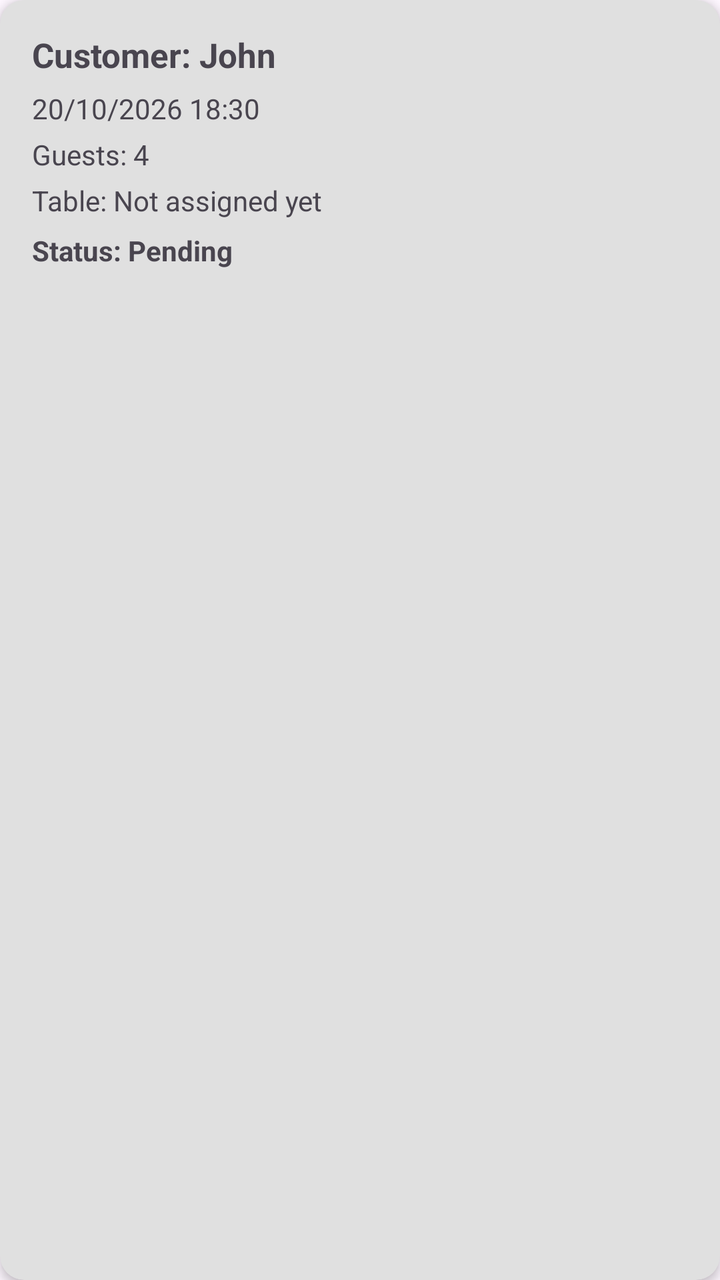
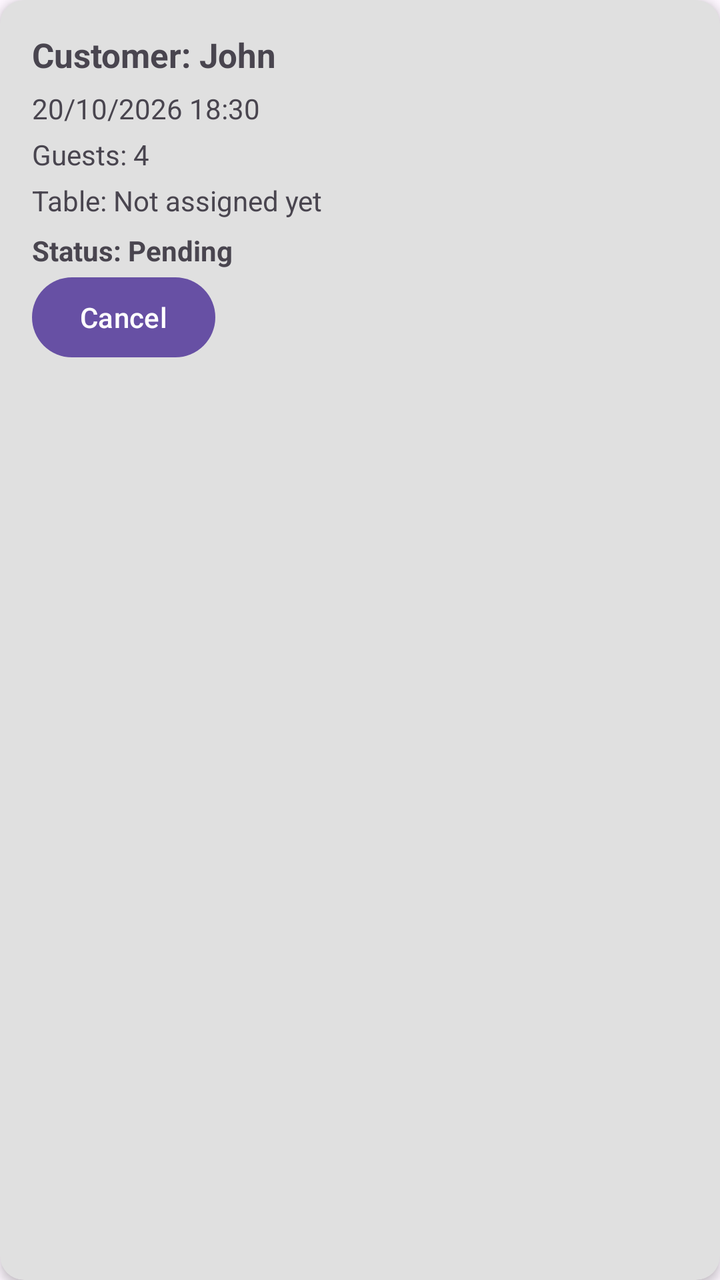

Compare the two renders of this Android layout. The source of the first and the diff that turns it into the second are given below.
<!-- AndroidManifest.xml: application theme Theme.ISCG7424GroupAssessment -->
<!-- res/layout/customer_booking_item.xml -->
<?xml version="1.0" encoding="utf-8"?>
<androidx.cardview.widget.CardView xmlns:android="http://schemas.android.com/apk/res/android"
    xmlns:app="http://schemas.android.com/apk/res-auto"
    android:layout_width="match_parent"
    android:layout_height="wrap_content"
    android:layout_marginBottom="12dp"
    app:cardBackgroundColor="#E0E0E0"
    app:cardCornerRadius="12dp"
    app:cardElevation="3dp">

    <LinearLayout
        android:layout_width="match_parent"
        android:layout_height="wrap_content"
        android:orientation="vertical"
        android:padding="16dp">

        <TextView
            android:id="@+id/tv_customerBookingCustomer"
            android:layout_width="wrap_content"
            android:layout_height="wrap_content"
            android:text="Customer: John"
            android:textSize="17sp"
            android:textStyle="bold" />

        <TextView
            android:id="@+id/tv_customerBookingDateTime"
            android:layout_width="wrap_content"
            android:layout_height="wrap_content"
            android:layout_marginTop="6dp"
            android:text="20/10/2026 18:30"
            android:textSize="14sp" />

        <TextView
            android:id="@+id/tv_customerBookingGuests"
            android:layout_width="wrap_content"
            android:layout_height="wrap_content"
            android:layout_marginTop="4dp"
            android:text="Guests: 4"
            android:textSize="14sp" />

        <TextView
            android:id="@+id/tv_customerBookingTable"
            android:layout_width="wrap_content"
            android:layout_height="wrap_content"
            android:layout_marginTop="4dp"
            android:text="Table: Not assigned yet"
            android:textSize="14sp" />

        <TextView
            android:id="@+id/tv_customerBookingStatus"
            android:layout_width="wrap_content"
            android:layout_height="wrap_content"
            android:layout_marginTop="6dp"
            android:text="Status: Pending"
            android:textSize="14sp"
            android:textStyle="bold" />



    </LinearLayout>

</androidx.cardview.widget.CardView>
<!-- resources referenced by this layout -->
<resources>
  <style name="Theme.ISCG7424GroupAssessment" parent="Base.Theme.ISCG7424GroupAssessment" />
  <style name="Base.Theme.ISCG7424GroupAssessment" parent="Theme.Material3.DayNight.NoActionBar">
          
          
      </style>
</resources>

<!-- the commit's change to res/layout/customer_booking_item.xml (unified diff, before → after) -->
@@ -55,7 +55,14 @@
             android:textSize="14sp"
             android:textStyle="bold" />
 
+        <Button
+            android:id="@+id/btnCustomerCancel"
+            android:layout_width="wrap_content"
+            android:layout_height="wrap_content"
+            android:text="Cancel"
+            >
 
+        </Button>
 
     </LinearLayout>
 
